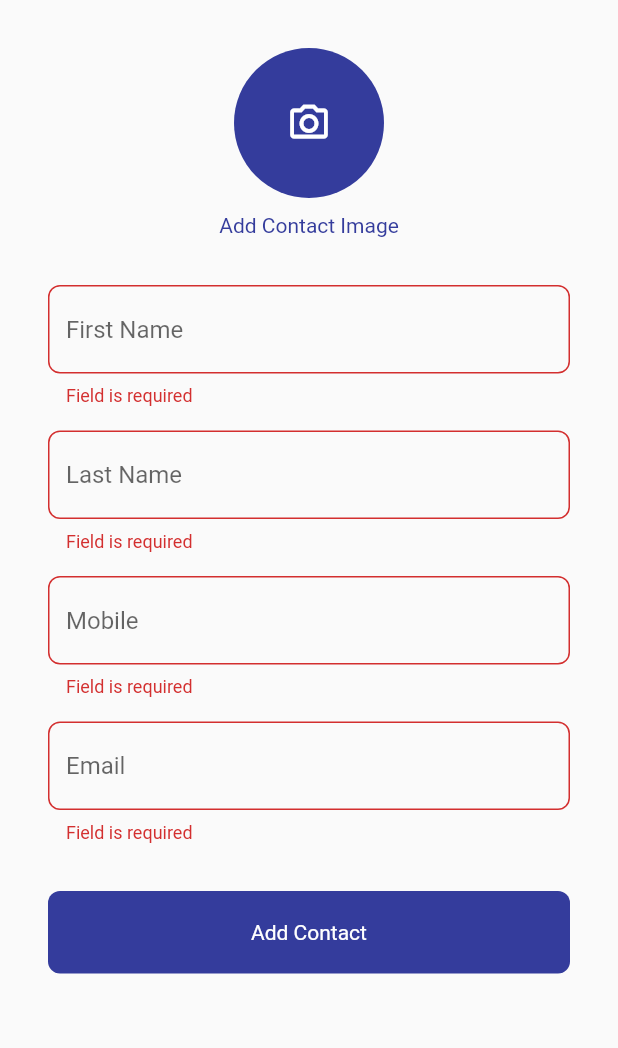
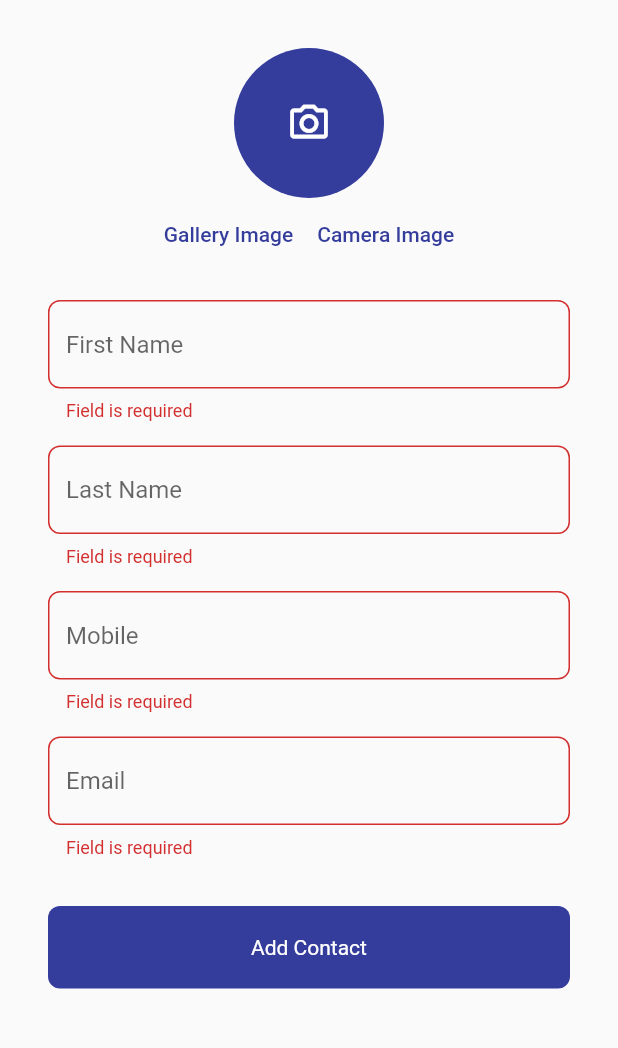
Before and after one commit to hebamahdy/contacts, a Flutter app: the AddNewContact screen opened directly, after a tap on "Add Contact", on a phone screen of 412 x 824 dp, the part 75-1123 px from its top. Run offline on Flutter 3.47's test engine with Material 2 defaults, Android fonts, the phone set to English and light mode, and no system bars; our stand-ins replace image_picker.

Commit message:
Adding mobile number validation Adding Deleting image feature in adding contact Adding Camera image feature in Adding contact form

```diff
--- a/lib/widgets/add_contact_form.dart
+++ b/lib/widgets/add_contact_form.dart
@@ -29,7 +29,7 @@ class _AddContactFormState extends State<AddContactForm> {
       child: Column(
         children: [
           const SizedBox(
-            height: 32,
+            height: 20,
           ),
           CustomTextField(
             onSaved: (value) {
@@ -55,6 +55,7 @@ class _AddContactFormState extends State<AddContactForm> {
               mobile = value;
             },
             hint: 'Mobile',
+            isNumberOnly: true,
           ),
           const SizedBox(
             height: 16,
--- a/lib/widgets/add_contact_image.dart
+++ b/lib/widgets/add_contact_image.dart
@@ -14,26 +14,23 @@ class AddContactImage extends StatefulWidget {
 }
 
 class _AddContactImageState extends State<AddContactImage> {
-
   File? file;
 
-  getImage() async
-  {
+  getImage(String source) async {
     //var appState = context.watch<MyAppState>();
 
-    var appState=Provider.of<MyAppState>(context,listen: false);
+    var appState = Provider.of<MyAppState>(context, listen: false);
 
     final ImagePicker picker = ImagePicker();
 
-    final XFile? imageCamera=await picker.pickImage(source: ImageSource.gallery);
+    final XFile? imageCamera = await picker.pickImage(
+        source: source == "gallery" ? ImageSource.gallery : ImageSource.camera);
     // final XFile? photo=await picker.pickImage(source: ImageSource.camera);
-    if(imageCamera!=null)
-      {
+    if (imageCamera != null) {
       setState(() {
-          file=File(imageCamera.path);
+        file = File(imageCamera.path);
         appState.setImage(imageCamera.path);
       });
-
     }
 
     /*try {
@@ -44,50 +41,73 @@ class _AddContactImageState extends State<AddContactImage> {
     } on PlatformException catch(e) {
       print('Failed to pick image: $e');
     }*/
-
-
   }
 
   @override
   Widget build(BuildContext context) {
     return GestureDetector(
       onTap: () async {
-
-       await getImage();
-
+        await getImage('gallery');
       },
       child: Column(
         mainAxisAlignment: MainAxisAlignment.center,
         children: [
-          file==null?
-          Container(
+          file == null
+              ? Container(
                   width: 100,
                   height: 100,
                   decoration: BoxDecoration(
-                color:kPrimaryColor,
-                borderRadius:BorderRadius.circular(50)
-
-            ),
-            child: const Center(child: Icon(
+                      color: kPrimaryColor,
+                      borderRadius: BorderRadius.circular(50)),
+                  child: const Center(
+                    child: Icon(
                       Icons.camera_alt_outlined,
                       color: Colors.white,
                       size: 30,
-            ),),
-          ):
-
-            SizedBox(
+                    ),
+                  ),
+                )
+              : SizedBox(
                   width: 100,
                   height: 100,
                   child: ClipRRect(
                     borderRadius: BorderRadius.circular(60),
-                child: Image.file(file!,fit: BoxFit.cover,),
+                    child: Image.file(
+                      file!,
+                      fit: BoxFit.cover,
                     ),
                   ),
-         const SizedBox(height: 10,),
-         file==null?const Text("Add Contact Image",style: TextStyle(color: kPrimaryColor),):const Text("Edit Contact Image",style: TextStyle(color: kPrimaryColor),)
+                ),
+          Row(
+                  mainAxisAlignment: MainAxisAlignment.center,
+                  children: [
+                    TextButton(
+                        onPressed: () async {
+                          await getImage('gallery');
+                        },
+                        child: const Text(
+                          "Gallery Image",
+                          style: TextStyle(color: kPrimaryColor),
+                        )),
+                    TextButton(
+                      onPressed: () async {
+                        await getImage('camera');
+                      },
+                      child: const Text("Camera Image",
+                          style: TextStyle(color: kPrimaryColor)),
+                    ),
+                    if(file!=null)
+                    TextButton(
+                        onPressed: () {
+                          setState(() {
+                            file = null;
+                          });
+                        },
+                        child: const Text("Delete"))
+                  ],
+                )
         ],
       ),
-    )
-    ;
+    );
   }
 }
--- a/lib/widgets/custom_text_field.dart
+++ b/lib/widgets/custom_text_field.dart
@@ -1,5 +1,6 @@
 import 'package:contacts/constants.dart';
 import 'package:flutter/material.dart';
+import 'package:flutter/services.dart';
 import 'package:flutter/src/widgets/framework.dart';
 
 class CustomTextField extends StatelessWidget {
@@ -8,19 +9,21 @@ class CustomTextField extends StatelessWidget {
       required this.hint,
       this.maxLines = 1,
       this.onSaved,
-      this.onChanged,  this.initialValue=""});
+      this.onChanged,  this.initialValue="",  this.isNumberOnly=false});
 
   final String hint;
   final int maxLines;
 
   final String initialValue;
 
+  final bool isNumberOnly;
+
   final void Function(String?)? onSaved;
 
   final Function(String)? onChanged;
   @override
   Widget build(BuildContext context) {
-    return TextFormField(
+    return  isNumberOnly==true? TextFormField(
       onChanged: onChanged,
       onSaved: onSaved,
       validator: (value) {
@@ -39,6 +42,30 @@ class CustomTextField extends StatelessWidget {
         enabledBorder: buildBorder(),
         focusedBorder: buildBorder(kPrimaryColor),
       ),
+      keyboardType: TextInputType.number,
+      inputFormatters: [FilteringTextInputFormatter.digitsOnly, FilteringTextInputFormatter.allow(
+        RegExp("[0-9]"),
+      )],
+    ):  TextFormField(
+      onChanged: onChanged,
+      onSaved: onSaved,
+      validator: (value) {
+        if (value?.isEmpty ?? true) {
+          return 'Field is required ';
+        } else {
+          return null;
+        }
+      },
+      initialValue:initialValue ,
+      cursorColor: kPrimaryColor,
+      maxLines: maxLines,
+      decoration: InputDecoration(
+        hintText: hint,
+        border: buildBorder(),
+        enabledBorder: buildBorder(),
+        focusedBorder: buildBorder(kPrimaryColor),
+      ),
+
     );
   }
 
--- a/lib/widgets/edit_contact_form.dart
+++ b/lib/widgets/edit_contact_form.dart
@@ -67,6 +67,7 @@ class _EditContactFormState extends State<EditContactForm> {
             },
             hint: 'Mobile',
             initialValue: contact.mobile,
+            isNumberOnly: true,
           ),
           const SizedBox(
             height: 16,
```
Lines whose indentation alone changed are shown as unchanged.
